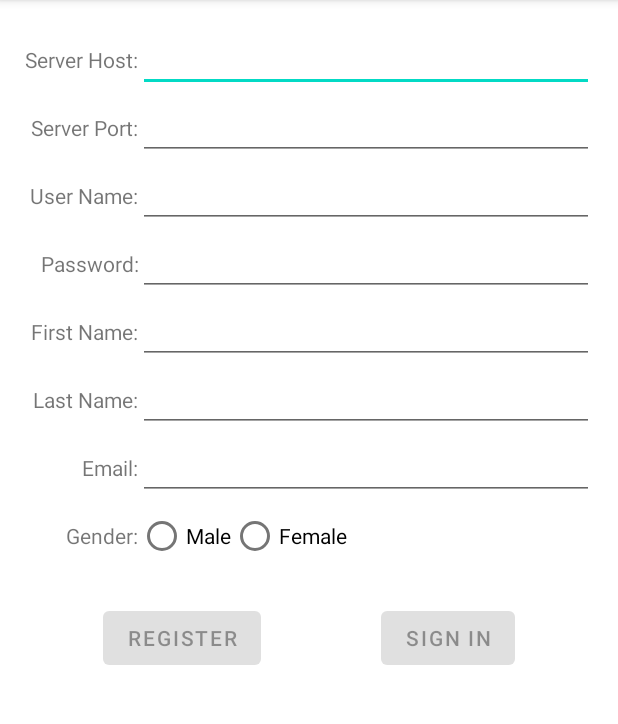
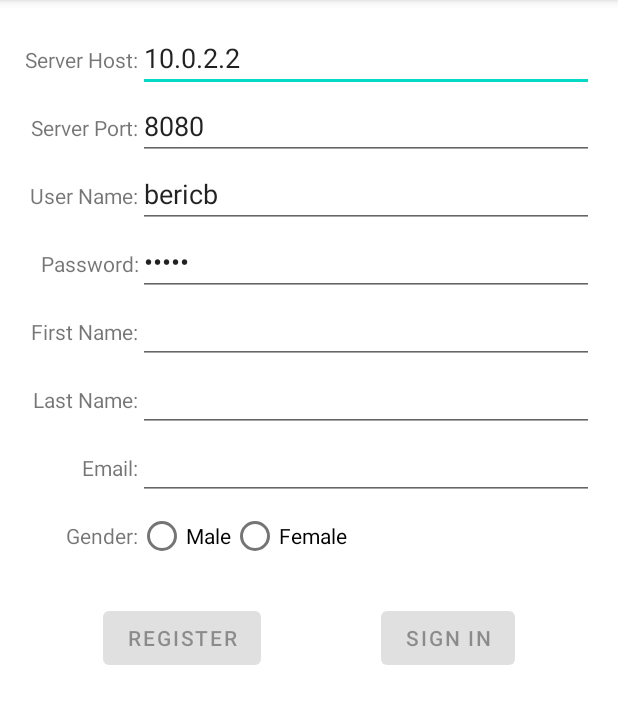
Before and after one commit to bericyb/FamilyMapClient, an Android app: the screen it shows after launch (MainActivity), on a phone screen of 412 x 824 dp, the part 84-808 px from its top. Run offline under Robolectric (Android 15) with nearby library versions, the phone set to English and light mode, and no system bars.

Commit message:
Add default text to login for speed.

```diff
--- a/app/src/main/res/layout/fragment_login.xml
+++ b/app/src/main/res/layout/fragment_login.xml
@@ -25,6 +25,7 @@
                 android:layout_height="wrap_content"
                 android:layout_span="2"
                 android:inputType="text"
+                android:text="10.0.2.2"
                 tools:text="192.168.1.1" />
         </TableRow>
 
@@ -42,6 +43,7 @@
                 android:layout_height="wrap_content"
                 android:layout_span="2"
                 android:inputType="number"
+                android:text="8080"
                 tools:text="8080" />
         </TableRow>
 
@@ -59,6 +61,7 @@
                 android:layout_height="wrap_content"
                 android:layout_span="2"
                 android:inputType="textNoSuggestions"
+                android:text="bericb"
                 tools:text="bericb" />
 
         </TableRow>
@@ -77,6 +80,7 @@
                 android:layout_height="wrap_content"
                 android:layout_span="2"
                 android:inputType="textPassword"
+                android:text="passy"
                 tools:text="yeahyeah" />
 
         </TableRow>
```
